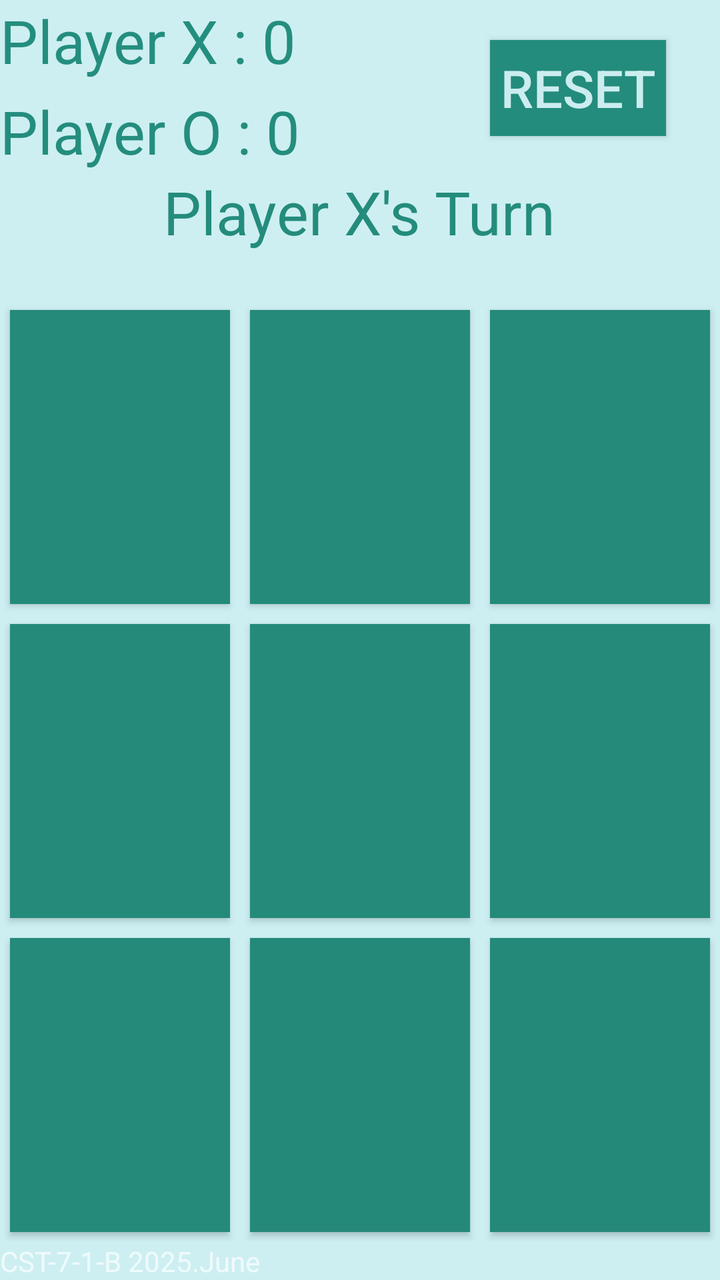
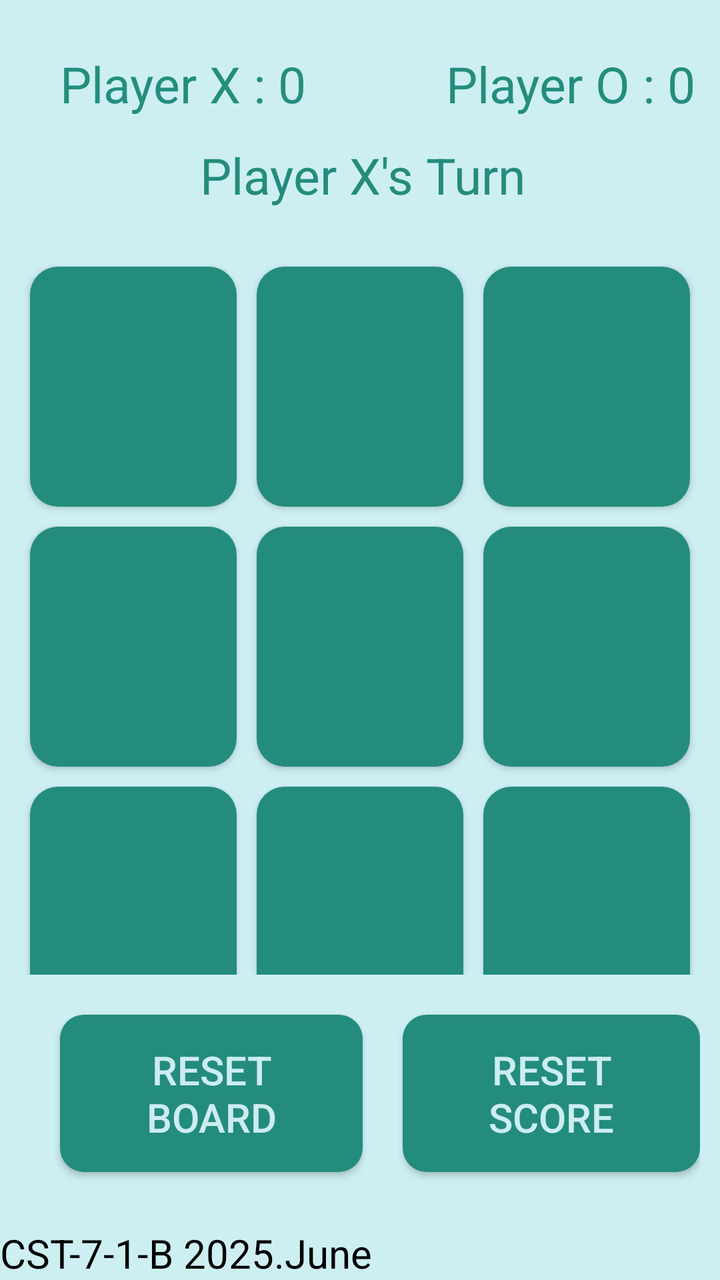

Screens rendered from an Android XML layout before and after an edit, with the pre-edit source and the edit as a unified diff.
<!-- AndroidManifest.xml: application theme Theme.TicTac2 -->
<!-- res/layout/activity_main.xml -->
<?xml version="1.0" encoding="utf-8"?>
<LinearLayout xmlns:android="http://schemas.android.com/apk/res/android"
    xmlns:app="http://schemas.android.com/apk/res-auto"
    xmlns:tools="http://schemas.android.com/tools"
    android:id="@+id/main"
    android:layout_width="match_parent"
    android:layout_height="match_parent"
    android:orientation="vertical"
    android:background="#CDEFF2"
    tools:context=".MainActivity">

    <RelativeLayout
        android:layout_width="match_parent"
        android:layout_height="wrap_content">

        <TextView
            android:id="@+id/text_view_X"
            android:layout_width="wrap_content"
            android:layout_height="wrap_content"
            android:text="Player X : 0"
            android:textColor="#248E7E"
            android:textSize="30sp" />

        <TextView
            android:id="@+id/text_view_O"
            android:layout_width="wrap_content"
            android:layout_height="wrap_content"
            android:layout_below="@+id/text_view_X"
            android:layout_marginTop="5sp"
            android:text="Player O : 0"
            android:textColor="#248D7D"
            android:textSize="30sp" />

        <Button
            android:id="@+id/button_R"
            android:layout_width="wrap_content"
            android:layout_height="wrap_content"

            android:layout_alignParentEnd="true"
            android:layout_alignParentRight="true"
            android:layout_centerHorizontal="true"
            android:layout_marginTop="20dp"
            android:layout_marginEnd="27dp"
            android:layout_marginRight="27dp"
            android:background="#248C7C"
            android:text="Reset"
            android:textColor="#CCEDF0"
            android:textSize="26sp" />

        <TextView
            android:id="@+id/textViewStatus"
            android:layout_width="wrap_content"
            android:layout_height="wrap_content"
            android:layout_below="@id/text_view_O"
            android:layout_centerHorizontal="true"
            android:layout_marginBottom="24dp"
            android:textColor="#248C7C"

            android:text="Player X's Turn"
            android:textSize="30sp" />


    </RelativeLayout>


    <LinearLayout
        android:layout_width="match_parent"
        android:layout_height="0dp"
        android:layout_weight="1"

        android:orientation="horizontal">
        <Button

            android:layout_width="0dp"
            android:layout_height="match_parent"
            android:id="@+id/button00"
            android:background="#248B7B"
            android:layout_margin="5sp"
            android:textSize="35sp"
            android:layout_weight="1" />

        <Button
            android:layout_width="0dp"
            android:layout_height="match_parent"
            android:id="@+id/button01"
            android:background="#248B7B"
            android:layout_margin="5sp"
            android:textSize="35sp"
            android:layout_weight="1"/>
        <Button
            android:layout_width="0dp"
            android:layout_height="match_parent"
            android:id="@+id/button02"
            android:background="#248B7B"
            android:layout_margin="5sp"
            android:textSize="35sp"
            android:layout_weight="1"/>
    </LinearLayout>

    <LinearLayout
        android:layout_width="match_parent"
        android:layout_height="0dp"
        android:layout_weight="1"

        android:orientation="horizontal">
        <Button

            android:layout_width="0dp"
            android:layout_height="match_parent"
            android:id="@+id/button10"
            android:background="#248B7B"
            android:layout_margin="5sp"
            android:textSize="35sp"
            android:layout_weight="1" />

        <Button
            android:layout_width="0dp"
            android:layout_height="match_parent"
            android:id="@+id/button11"
            android:background="#248A7A"
            android:layout_margin="5sp"
            android:textSize="35sp"
            android:layout_weight="1"/>

        <Button
            android:id="@+id/button12"
            android:layout_width="0dp"
            android:layout_height="match_parent"
            android:layout_margin="5sp"
            android:textSize="35sp"
            android:layout_weight="1"
            android:background="#248A7A" />
    </LinearLayout>

    <LinearLayout
        android:layout_width="match_parent"
        android:layout_height="0dp"
        android:layout_weight="1"

        android:orientation="horizontal">
        <Button

            android:layout_width="0dp"
            android:layout_height="match_parent"
            android:id="@+id/button20"
            android:background="#248A7A"
            android:layout_margin="5sp"
            android:textSize="35sp"
            android:layout_weight="1" />

        <Button
            android:layout_width="0dp"
            android:layout_height="match_parent"
            android:id="@+id/button21"
            android:background="#248979"
            android:layout_margin="5sp"
            android:textSize="35sp"
            android:layout_weight="1"/>
        <Button
            android:layout_width="0dp"
            android:layout_height="match_parent"
            android:id="@+id/button22"
            android:background="#248979"
            android:layout_margin="5sp"
            android:textSize="35sp"
            android:layout_weight="1"/>
    </LinearLayout>

    <TextView
        android:layout_width="match_parent"
        android:layout_height="wrap_content"
        android:text="CST-7-1-B 2025.June"/>





</LinearLayout>
<!-- resources referenced by this layout -->
<resources>
  <style name="Theme.TicTac2" parent="Base.Theme.TicTac2" />
  <style name="Base.Theme.TicTac2" parent="Theme.AppCompat.NoActionBar">
          
          
      </style>
</resources>

<!-- the commit's change to res/layout/activity_main.xml (unified diff, before → after) -->
@@ -1,178 +1,225 @@
 <?xml version="1.0" encoding="utf-8"?>
 <LinearLayout xmlns:android="http://schemas.android.com/apk/res/android"
-    xmlns:app="http://schemas.android.com/apk/res-auto"
     xmlns:tools="http://schemas.android.com/tools"
     android:id="@+id/main"
     android:layout_width="match_parent"
     android:layout_height="match_parent"
     android:orientation="vertical"
     android:background="#CDEFF2"
+    android:layout_marginTop="25dp"
     tools:context=".MainActivity">
 
-    <RelativeLayout
-        android:layout_width="match_parent"
-        android:layout_height="wrap_content">
-
-        <TextView
-            android:id="@+id/text_view_X"
+    <LinearLayout
+        android:layout_width="match_parent"
+        android:layout_height="wrap_content"
+        android:layout_marginTop="25dp"
+        android:orientation="vertical"
+        >
+
+        <LinearLayout
             android:layout_width="wrap_content"
             android:layout_height="wrap_content"
-            android:text="Player X : 0"
-            android:textColor="#248E7E"
-            android:textSize="30sp" />
-
-        <TextView
-            android:id="@+id/text_view_O"
-            android:layout_width="wrap_content"
-            android:layout_height="wrap_content"
-            android:layout_below="@+id/text_view_X"
-            android:layout_marginTop="5sp"
-            android:text="Player O : 0"
-            android:textColor="#248D7D"
-            android:textSize="30sp" />
-
-        <Button
-            android:id="@+id/button_R"
-            android:layout_width="wrap_content"
-            android:layout_height="wrap_content"
-
-            android:layout_alignParentEnd="true"
-            android:layout_alignParentRight="true"
-            android:layout_centerHorizontal="true"
-            android:layout_marginTop="20dp"
-            android:layout_marginEnd="27dp"
-            android:layout_marginRight="27dp"
-            android:background="#248C7C"
-            android:text="Reset"
-            android:textColor="#CCEDF0"
-            android:textSize="26sp" />
-
-        <TextView
-            android:id="@+id/textViewStatus"
-            android:layout_width="wrap_content"
-            android:layout_height="wrap_content"
-            android:layout_below="@id/text_view_O"
-            android:layout_centerHorizontal="true"
-            android:layout_marginBottom="24dp"
-            android:textColor="#248C7C"
-
-            android:text="Player X's Turn"
-            android:textSize="30sp" />
-
-
-    </RelativeLayout>
-
-
-    <LinearLayout
-        android:layout_width="match_parent"
-        android:layout_height="0dp"
+            android:orientation="horizontal">
+
+            <TextView
+                android:id="@+id/text_view_X"
+                android:layout_width="wrap_content"
+                android:layout_height="wrap_content"
+                android:text="Player X : 0"
+                android:layout_marginLeft="30dp"
+                android:textColor="#248E7E"
+                android:textSize="25sp" />
+
+            <TextView
+                android:id="@+id/text_view_O"
+                android:layout_width="wrap_content"
+                android:layout_height="wrap_content"
+                android:layout_marginLeft="70dp"
+
+                android:text="Player O : 0"
+                android:textColor="#248D7D"
+                android:textSize="25dp" />
+
+        </LinearLayout>
+
+       <LinearLayout
+           android:layout_width="wrap_content"
+           android:layout_height="wrap_content"
+           android:orientation="horizontal">
+
+           <TextView
+               android:id="@+id/textViewStatus"
+               android:layout_width="wrap_content"
+               android:layout_height="wrap_content"
+                android:layout_marginLeft="100dp"
+               android:layout_marginTop="12dp"
+               android:layout_centerHorizontal="true"
+               android:layout_marginBottom="24dp"
+               android:textColor="#248C7C"
+
+               android:text="Player X's Turn"
+               android:textSize="25dp" />
+       </LinearLayout>
+
+    </LinearLayout>
+
+
+    <LinearLayout
+        android:layout_width="match_parent"
+        android:layout_height="wrap_content"
+        android:layout_weight="0"
+        android:layout_marginLeft="10dp"
+        android:layout_marginRight="10dp"
+        android:orientation="horizontal">
+
+        <Button
+
+            android:id="@+id/button00"
+            android:layout_width="0dp"
+            android:layout_height="120dp"
+
+            android:layout_margin="5sp"
+            android:layout_weight="1"
+            android:background="@drawable/rounded_button"
+            android:textSize="35sp" />
+
+        <Button
+            android:layout_width="0dp"
+            android:layout_height="120dp"
+            android:id="@+id/button01"
+            android:background="@drawable/rounded_button"
+            android:layout_margin="5sp"
+            android:textSize="35sp"
+            android:layout_weight="1"/>
+        <Button
+            android:layout_width="0dp"
+            android:layout_height="120dp"
+            android:id="@+id/button02"
+            android:background="@drawable/rounded_button"
+            android:layout_margin="5sp"
+            android:textSize="35sp"
+            android:layout_weight="1"/>
+    </LinearLayout>
+
+    <LinearLayout
+        android:layout_width="match_parent"
+        android:layout_height="wrap_content"
+        android:layout_weight="0"
+        android:layout_marginLeft="10dp"
+        android:layout_marginRight="10dp"
+        android:orientation="horizontal">
+        <Button
+
+            android:layout_width="0dp"
+            android:layout_height="120dp"
+            android:id="@+id/button10"
+            android:background="@drawable/rounded_button"
+            android:layout_margin="5sp"
+            android:textSize="35sp"
+            android:layout_weight="1" />
+
+        <Button
+            android:layout_width="0dp"
+            android:layout_height="120dp"
+            android:id="@+id/button11"
+            android:background="@drawable/rounded_button"
+            android:layout_margin="5sp"
+            android:textSize="35sp"
+            android:layout_weight="1"/>
+
+        <Button
+            android:id="@+id/button12"
+            android:layout_width="0dp"
+            android:layout_height="120dp"
+            android:layout_margin="5sp"
+            android:textSize="35sp"
+            android:layout_weight="1"
+            android:background="@drawable/rounded_button" />
+    </LinearLayout>
+
+    <LinearLayout
+        android:layout_width="match_parent"
+        android:layout_height="wrap_content"
         android:layout_weight="1"
 
+        android:layout_marginLeft="10dp"
+        android:layout_marginRight="10dp"
         android:orientation="horizontal">
         <Button
 
             android:layout_width="0dp"
-            android:layout_height="match_parent"
-            android:id="@+id/button00"
-            android:background="#248B7B"
+            android:layout_height="120dp"
+            android:id="@+id/button20"
+            android:background="@drawable/rounded_button"
             android:layout_margin="5sp"
             android:textSize="35sp"
             android:layout_weight="1" />
 
         <Button
             android:layout_width="0dp"
-            android:layout_height="match_parent"
-            android:id="@+id/button01"
-            android:background="#248B7B"
-            android:layout_margin="5sp"
-            android:textSize="35sp"
-            android:layout_weight="1"/>
-        <Button
-            android:layout_width="0dp"
-            android:layout_height="match_parent"
-            android:id="@+id/button02"
-            android:background="#248B7B"
-            android:layout_margin="5sp"
-            android:textSize="35sp"
-            android:layout_weight="1"/>
-    </LinearLayout>
-
-    <LinearLayout
-        android:layout_width="match_parent"
-        android:layout_height="0dp"
+            android:layout_height="120dp"
+            android:id="@+id/button21"
+            android:background="@drawable/rounded_button"
+            android:layout_margin="5sp"
+            android:textSize="35sp"
+            android:layout_weight="1"/>
+        <Button
+            android:layout_width="0dp"
+            android:layout_height="120dp"
+            android:id="@+id/button22"
+            android:background="@drawable/rounded_button"
+            android:layout_margin="5sp"
+            android:textSize="35sp"
+            android:layout_weight="1"/>
+    </LinearLayout>
+
+    <LinearLayout
+        android:layout_width="wrap_content"
+        android:layout_height="wrap_content"
+        android:orientation="horizontal"
+        android:layout_marginRight="10dp"
+        android:layout_marginLeft="10dp">
+
+    <Button
+        android:id="@+id/button_R"
+        android:layout_width="0dp"
+        android:layout_height="wrap_content"
         android:layout_weight="1"
-
-        android:orientation="horizontal">
-        <Button
-
-            android:layout_width="0dp"
-            android:layout_height="match_parent"
-            android:id="@+id/button10"
-            android:background="#248B7B"
-            android:layout_margin="5sp"
-            android:textSize="35sp"
-            android:layout_weight="1" />
-
-        <Button
-            android:layout_width="0dp"
-            android:layout_height="match_parent"
-            android:id="@+id/button11"
-            android:background="#248A7A"
-            android:layout_margin="5sp"
-            android:textSize="35sp"
-            android:layout_weight="1"/>
-
-        <Button
-            android:id="@+id/button12"
-            android:layout_width="0dp"
-            android:layout_height="match_parent"
-            android:layout_margin="5sp"
-            android:textSize="35sp"
-            android:layout_weight="1"
-            android:background="#248A7A" />
-    </LinearLayout>
-
-    <LinearLayout
-        android:layout_width="match_parent"
-        android:layout_height="0dp"
+        android:padding="14dp"
+       android:layout_marginLeft="20dp"
+        android:layout_marginTop="20dp"
+        android:layout_marginBottom="27dp"
+
+        android:background="@drawable/rounded_button_2"
+        android:text="Reset Board"
+        android:textColor="#CCEDF0"
+        android:textSize="20sp" />
+
+    <Button
+        android:id="@+id/button_RRR"
+        android:layout_width="0dp"
         android:layout_weight="1"
-
-        android:orientation="horizontal">
-        <Button
-
-            android:layout_width="0dp"
-            android:layout_height="match_parent"
-            android:id="@+id/button20"
-            android:background="#248A7A"
-            android:layout_margin="5sp"
-            android:textSize="35sp"
-            android:layout_weight="1" />
-
-        <Button
-            android:layout_width="0dp"
-            android:layout_height="match_parent"
-            android:id="@+id/button21"
-            android:background="#248979"
-            android:layout_margin="5sp"
-            android:textSize="35sp"
-            android:layout_weight="1"/>
-        <Button
-            android:layout_width="0dp"
-            android:layout_height="match_parent"
-            android:id="@+id/button22"
-            android:background="#248979"
-            android:layout_margin="5sp"
-            android:textSize="35sp"
-            android:layout_weight="1"/>
+        android:layout_height="wrap_content"
+        android:padding="14dp"
+
+        android:layout_marginTop="20dp"
+        android:layout_marginBottom="20dp"
+        android:layout_marginLeft="20dp"
+        android:background="@drawable/rounded_button_2"
+        android:text="Reset Score"
+        android:textColor="#CCEDF0"
+        android:textSize="20sp" />
+
     </LinearLayout>
 
     <TextView
         android:layout_width="match_parent"
         android:layout_height="wrap_content"
+        android:textColor="@color/black"
+        android:textSize="20sp"
         android:text="CST-7-1-B 2025.June"/>
 
 
 
 
-
 </LinearLayout>
<!-- resource entries referenced after the edit -->
@@ -1,5 +1,22 @@
 <!-- resources referenced by this layout -->
 <resources>
+  <color name="black">#FF000000</color>
+  <!-- drawable rounded_button (drawable) -->
+  <?xml version="1.0" encoding="utf-8"?>
+  <shape xmlns:android="http://schemas.android.com/apk/res/android" android:shape="rectangle">
+  
+      <corners android:radius="14dp"></corners>
+      <solid android:color="#248C7C"></solid>
+  
+  </shape>
+  <!-- drawable rounded_button_2 (drawable) -->
+  <?xml version="1.0" encoding="utf-8"?>
+  <shape xmlns:android="http://schemas.android.com/apk/res/android" android:shape="rectangle">
+  
+      <corners android:radius="12dp"></corners>
+      <solid android:color="#248C7C"></solid>
+  
+  </shape>
   <style name="Theme.TicTac2" parent="Base.Theme.TicTac2" />
   <style name="Base.Theme.TicTac2" parent="Theme.AppCompat.NoActionBar">
           
